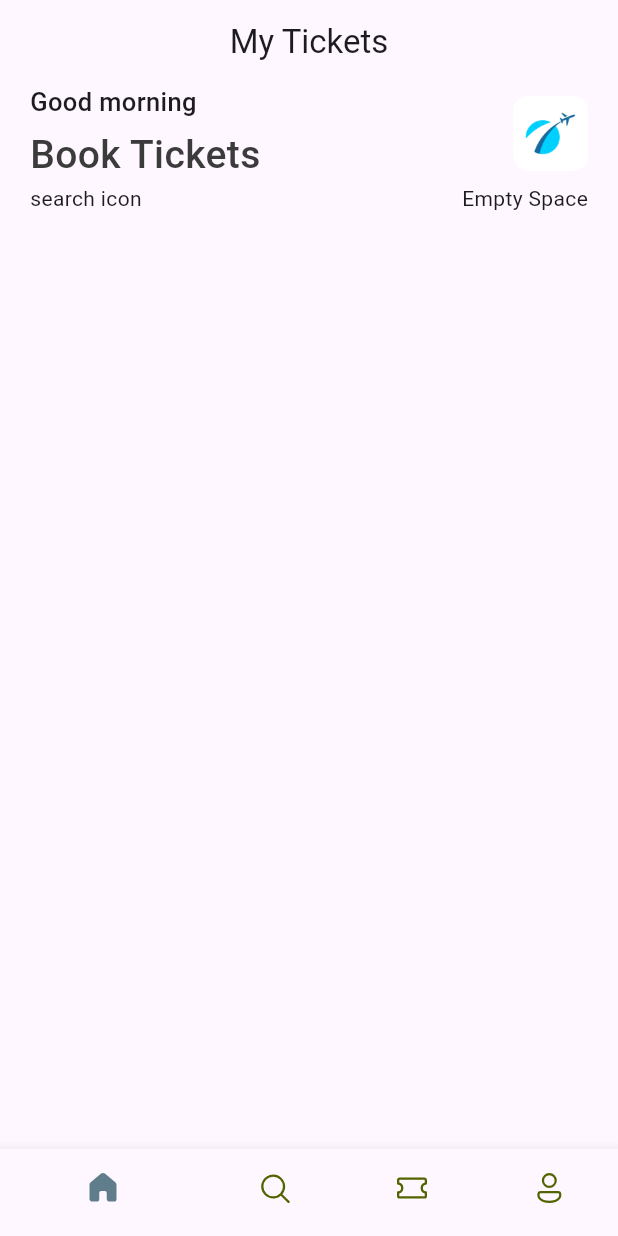
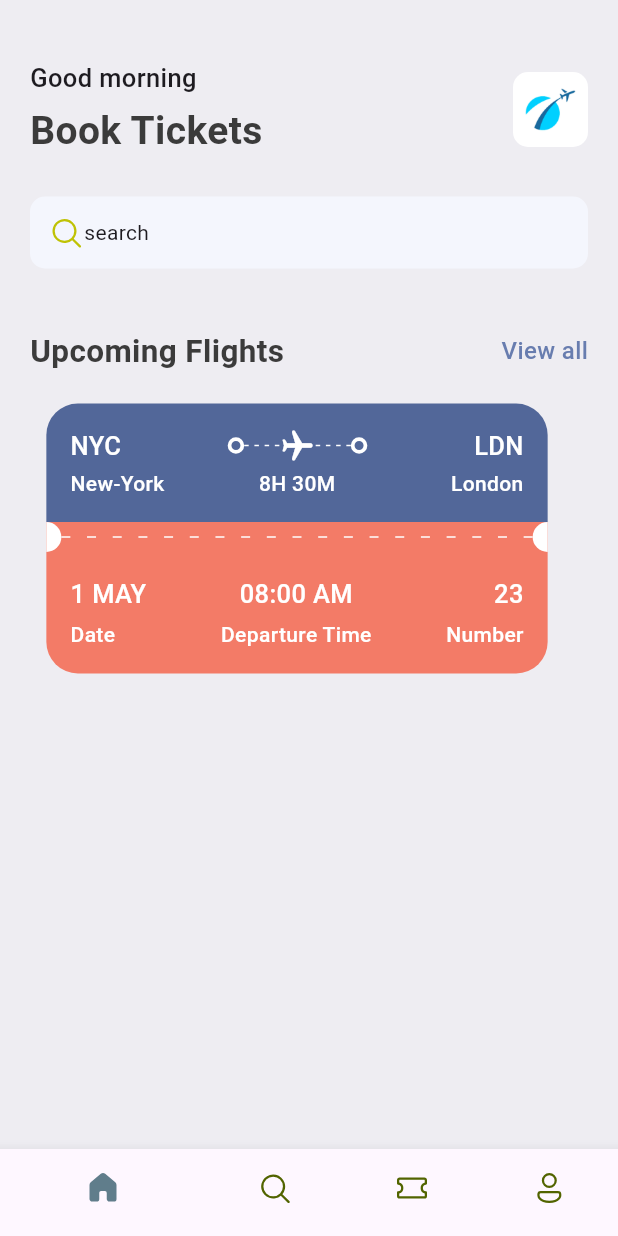
Before and after one commit to 9TaiLBeasT/ticket_app, a Flutter app: the screen it shows after launch, on a phone screen of 412 x 824 dp. Run offline on Flutter 3.47's test engine with Material 3 defaults, Android fonts, the phone set to English and light mode, and no system bars; our stand-ins replace fluentui_icons.

Commit message:
Code update

```diff
--- a/lib/Screens/home_screen.dart
+++ b/lib/Screens/home_screen.dart
@@ -1,5 +1,9 @@
+import 'package:fluentui_icons/fluentui_icons.dart';
 import 'package:flutter/material.dart';
-import 'package:ticket_app/res/styles/app_styles.dart';
+import 'package:ticket_app/base/Widgets/app_double_text.dart';
+import 'package:ticket_app/base/Widgets/ticket_view.dart';
+import 'package:ticket_app/base/res/media.dart';
+import 'package:ticket_app/base/res/styles/app_styles.dart';
 
 class HomeScreen extends StatelessWidget {
   const HomeScreen({super.key});
@@ -7,8 +11,12 @@ class HomeScreen extends StatelessWidget {
   @override
   Widget build(BuildContext context) {
     return Scaffold(
+      backgroundColor: AppStyles.bgColor,
       body: ListView(
         children: [
+          const SizedBox(
+            height: 40,
+          ),
           Container(
             padding: const EdgeInsets.symmetric(horizontal: 20),
             child: Column(
@@ -36,19 +44,46 @@ class HomeScreen extends StatelessWidget {
                       decoration: BoxDecoration(
                           borderRadius: BorderRadius.circular(10),
                           image: const DecorationImage(
-                              image: AssetImage("assets/images/logo.png"))),
+                              image: AssetImage(AppMedia.logo))),
                       height: 50,
                       width: 50,
                     )
                   ],
                 ),
-                const Row(
-                  mainAxisAlignment: MainAxisAlignment.spaceBetween,
-                  children: [Text("search icon"), Text("Empty Space")],
-                )
+                const SizedBox(
+                  height: 25,
+                ),
+                Container(
+                  padding:
+                      const EdgeInsets.symmetric(horizontal: 12, vertical: 12),
+                  decoration: BoxDecoration(
+                      borderRadius: BorderRadius.circular(10),
+                      color: const Color(0xfff4f6fd)),
+                  child: const Row(
+                    //mainAxisAlignment: MainAxisAlignment.spaceBetween,
+                    children: [
+                      Icon(
+                        FluentSystemIcons.ic_fluent_search_regular,
+                        color: Color(0xFFBFC205),
+                      ),
+                      Text("search"),
+                    ],
+                  ),
+                ),
+                const SizedBox(
+                  height: 40,
+                ),
+                const AppDoubleText(
+                  bigText: "Upcoming Flights",
+                  smallText: "View all",
+                ),
+                const SizedBox(
+                  height: 20,
+                ),
+                const TicketView(),
               ],
             ),
-          )
+          ),
         ],
       ),
     );
--- /dev/null
+++ b/lib/base/Widgets/app_column_text_layout.dart
@@ -0,0 +1,33 @@
+import 'package:flutter/material.dart';
+import 'package:ticket_app/base/Widgets/text_style_fourth.dart';
+import 'package:ticket_app/base/Widgets/text_style_third.dart';
+
+class AppColumnTextLayout extends StatelessWidget {
+  final String topText;
+  final String bottomText;
+  final CrossAxisAlignment align;
+  const AppColumnTextLayout(
+      {super.key,
+      required this.topText,
+      required this.bottomText,
+      this.align = CrossAxisAlignment.end});
+
+  @override
+  Widget build(BuildContext context) {
+    return Column(
+      crossAxisAlignment: align,
+      children: [
+        TextStyleThird(
+          text: topText,
+        ),
+        const SizedBox(
+          height: 5,
+        ),
+        TextStyleFourth(
+          text: bottomText,
+          align: TextAlign.start,
+        ),
+      ],
+    );
+  }
+}
--- /dev/null
+++ b/lib/base/Widgets/app_double_text.dart
@@ -0,0 +1,28 @@
+import 'package:flutter/material.dart';
+import 'package:ticket_app/base/res/styles/app_styles.dart';
+
+class AppDoubleText extends StatelessWidget {
+  const AppDoubleText(
+      {super.key, required this.bigText, required this.smallText});
+  final String bigText;
+  final String smallText;
+
+  @override
+  Widget build(BuildContext context) {
+    return Row(
+      mainAxisAlignment: MainAxisAlignment.spaceBetween,
+      children: [
+        Text(
+          bigText,
+          style: AppStyles.headLineStyle2,
+        ),
+        InkWell(
+          onTap: () {},
+          child: Text(smallText,
+              style:
+                  AppStyles.textStyle.copyWith(color: AppStyles.primaryColor)),
+        )
+      ],
+    );
+  }
+}
--- /dev/null
+++ b/lib/base/Widgets/app_layoutbuilder_widget.dart
@@ -0,0 +1,27 @@
+import 'package:flutter/material.dart';
+
+class AppLayoutbuilderWidget extends StatelessWidget {
+  final int randomDivider;
+  final double width;
+  const AppLayoutbuilderWidget(
+      {super.key, required this.randomDivider, this.width = 3});
+
+  @override
+  Widget build(BuildContext context) {
+    return LayoutBuilder(
+        builder: (BuildContext context, BoxConstraints constraints) {
+      return Flex(
+        mainAxisAlignment: MainAxisAlignment.spaceBetween,
+        direction: Axis.horizontal,
+        children: List.generate(
+            (constraints.constrainWidth() / randomDivider).floor(),
+            (index) => SizedBox(
+                  width: width,
+                  height: 1,
+                  child: const DecoratedBox(
+                      decoration: BoxDecoration(color: Colors.white)),
+                )),
+      );
+    });
+  }
+}
--- /dev/null
+++ b/lib/base/Widgets/big_circle.dart
@@ -0,0 +1,24 @@
+import 'package:flutter/material.dart';
+
+class BigCircle extends StatelessWidget {
+  final bool isRight;
+  const BigCircle({super.key, required this.isRight});
+
+  @override
+  Widget build(BuildContext context) {
+    return SizedBox(
+      height: 20,
+      width: 10,
+      child: DecoratedBox(
+          decoration: BoxDecoration(
+              color: Colors.white,
+              borderRadius: isRight == true
+                  ? const BorderRadius.only(
+                      topLeft: Radius.circular(10),
+                      bottomLeft: Radius.circular(10))
+                  : const BorderRadius.only(
+                      topRight: Radius.circular(10),
+                      bottomRight: Radius.circular(10)))),
+    );
+  }
+}
--- /dev/null
+++ b/lib/base/Widgets/big_dot.dart
@@ -0,0 +1,15 @@
+import 'package:flutter/material.dart';
+
+class BigDot extends StatelessWidget {
+  const BigDot({super.key});
+
+  @override
+  Widget build(BuildContext context) {
+    return Container(
+      padding: EdgeInsets.all(3),
+      decoration: BoxDecoration(
+          border: Border.all(width: 2.5, color: Colors.white),
+          borderRadius: BorderRadius.circular(26)),
+    );
+  }
+}
--- /dev/null
+++ b/lib/base/Widgets/text_style_fourth.dart
@@ -0,0 +1,17 @@
+import 'package:flutter/material.dart';
+import 'package:ticket_app/base/res/styles/app_styles.dart';
+
+class TextStyleFourth extends StatelessWidget {
+  final String text;
+  final TextAlign align;
+  const TextStyleFourth({super.key, required this.text, this.align=TextAlign.end});
+
+  @override
+  Widget build(BuildContext context) {
+    return Text(
+      text,
+      textAlign: align,
+      style: AppStyles.headLineStyle4.copyWith(color: Colors.white),
+    );
+  }
+}
--- /dev/null
+++ b/lib/base/Widgets/text_style_third.dart
@@ -0,0 +1,15 @@
+import 'package:flutter/material.dart';
+import 'package:ticket_app/base/res/styles/app_styles.dart';
+
+class TextStyleThird extends StatelessWidget {
+  final String text;
+  const TextStyleThird({super.key, required this.text});
+
+  @override
+  Widget build(BuildContext context) {
+    return Text(
+      text,
+      style: AppStyles.headLineStyle3.copyWith(color: Colors.white),
+    );
+  }
+}
--- /dev/null
+++ b/lib/base/Widgets/ticket_view.dart
@@ -0,0 +1,151 @@
+import 'package:flutter/material.dart';
+import 'package:ticket_app/base/Widgets/app_column_text_layout.dart';
+import 'package:ticket_app/base/Widgets/app_layoutbuilder_widget.dart';
+import 'package:ticket_app/base/Widgets/big_circle.dart';
+import 'package:ticket_app/base/Widgets/big_dot.dart';
+import 'package:ticket_app/base/Widgets/text_style_fourth.dart';
+import 'package:ticket_app/base/Widgets/text_style_third.dart';
+import 'package:ticket_app/base/res/styles/app_styles.dart';
+
+class TicketView extends StatelessWidget {
+  const TicketView({super.key});
+
+  @override
+  Widget build(BuildContext context) {
+    final size = MediaQuery.of(context).size;
+
+    return SizedBox(
+      width: size.width * 0.85,
+      height: 189,
+      child: Container(
+        margin: const EdgeInsets.only(right: 16),
+        child: Column(
+          children: [
+            Container(
+              padding: const EdgeInsets.all(16),
+              decoration: BoxDecoration(
+                  color: AppStyles.ticketBlue,
+                  borderRadius: const BorderRadius.only(
+                      topLeft: Radius.circular(21),
+                      topRight: Radius.circular(21))),
+              child: Column(
+                children: [
+                  Row(
+                    children: [
+                      const TextStyleThird(
+                        text: "NYC",
+                      ),
+                      Expanded(child: Container()),
+                      const BigDot(),
+                      Expanded(
+                          child: Stack(
+                        children: [
+                          const SizedBox(
+                            height: 24,
+                            child: AppLayoutbuilderWidget(
+                              randomDivider: 6,
+                            ),
+                          ),
+                          Center(
+                            child: Transform.rotate(
+                              angle: 1.57,
+                              child: const Icon(
+                                Icons.local_airport_rounded,
+                                color: Colors.white,
+                              ),
+                            ),
+                          )
+                        ],
+                      )),
+                      const BigDot(),
+                      Expanded(child: Container()),
+                      Text(
+                        "LDN",
+                        style: AppStyles.headLineStyle3
+                            .copyWith(color: Colors.white),
+                      )
+                    ],
+                  ),
+                  const SizedBox(
+                    height: 3,
+                  ),
+                  Row(
+                    children: [
+                      const SizedBox(
+                        width: 100,
+                        child: TextStyleFourth(
+                          text: "New-York",
+                          align: TextAlign.start,
+                        ),
+                      ),
+                      Expanded(child: Container()),
+                      const TextStyleFourth(
+                        text: "8H 30M",
+                      ),
+                      Expanded(child: Container()),
+                      const SizedBox(
+                        width: 100,
+                        child: TextStyleFourth(
+                          text: "London",
+                        ),
+                      )
+                    ],
+                  ),
+                ],
+              ),
+            ),
+            Container(
+              color: AppStyles.ticketOrange,
+              child: const Row(
+                children: [
+                  BigCircle(
+                    isRight: false,
+                  ),
+                  Expanded(
+                      child: AppLayoutbuilderWidget(
+                    randomDivider: 16,
+                    width: 6,
+                  )),
+                  BigCircle(
+                    isRight: true,
+                  ),
+                ],
+              ),
+            ),
+            Container(
+              padding: const EdgeInsets.all(16),
+              decoration: BoxDecoration(
+                  color: AppStyles.ticketOrange,
+                  borderRadius: const BorderRadius.only(
+                      bottomLeft: Radius.circular(21),
+                      bottomRight: Radius.circular(21))),
+              child: const Column(
+                children: [
+                  Row(
+                    mainAxisAlignment: MainAxisAlignment.spaceBetween,
+                    children: [
+                      AppColumnTextLayout(
+                        align: CrossAxisAlignment.start,
+                        topText: "1 MAY",
+                        bottomText: "Date",
+                      ),
+                      AppColumnTextLayout(
+                        align: CrossAxisAlignment.center,
+                        topText: "08:00 AM",
+                        bottomText: "Departure Time",
+                      ),
+                      AppColumnTextLayout(
+                        topText: "23",
+                        bottomText: "Number",
+                      ),
+                    ],
+                  ),
+                ],
+              ),
+            ),
+          ],
+        ),
+      ),
+    );
+  }
+}
--- a/lib/base/bottom_nav_bar.dart
+++ b/lib/base/bottom_nav_bar.dart
@@ -28,9 +28,6 @@ class _BottomNavBarState extends State<BottomNavBar> {
   @override
   Widget build(BuildContext context) {
     return Scaffold(
-      appBar: AppBar(
-        title: const Center(child: Text("My Tickets")),
-      ),
       body: appScreens[_selectedIndex],
       bottomNavigationBar: BottomNavigationBar(
         currentIndex: _selectedIndex,
--- /dev/null
+++ b/lib/base/res/media.dart
@@ -0,0 +1,4 @@
+class AppMedia {
+  static const _baseImage = "assets/images";
+  static const logo = '$_baseImage/logo.png';
+}
--- /dev/null
+++ b/lib/base/res/styles/app_styles.dart
@@ -0,0 +1,22 @@
+import 'package:flutter/material.dart';
+
+Color primary = const Color(0xFF687daf);
+
+class AppStyles {
+  static Color primaryColor = primary;
+  static Color bgColor = const Color(0xFFeeedf2);
+  static Color textColor = const Color(0xFF3b3b3b);
+  static Color ticketBlue = const Color(0xFF526799);
+  static Color ticketOrange = const Color(0xFFF37B67);
+
+  static TextStyle textStyle =
+      TextStyle(fontSize: 16, fontWeight: FontWeight.w500, color: textColor);
+  static TextStyle headLineStyle1 =
+      TextStyle(fontSize: 26, fontWeight: FontWeight.bold, color: textColor);
+  static TextStyle headLineStyle2 =
+      TextStyle(fontSize: 21, fontWeight: FontWeight.bold, color: textColor);
+  static TextStyle headLineStyle3 =
+      const TextStyle(fontSize: 17, fontWeight: FontWeight.w500);
+  static TextStyle headLineStyle4 =
+      const TextStyle(fontSize: 14, fontWeight: FontWeight.w500);
+}
--- a/lib/main.dart
+++ b/lib/main.dart
@@ -10,9 +10,6 @@ class MyApp extends StatelessWidget {
 
   @override
   Widget build(BuildContext context) {
-    return MaterialApp(
-        title: 'Flutter Demo',
-        theme: ThemeData(),
-        home: BottomNavBar());
+    return const MaterialApp(debugShowCheckedModeBanner: false, home: BottomNavBar());
   }
 }
--- a/lib/res/media.dart
+++ /dev/null
@@ -1 +0,0 @@
-import 'package:flutter/material.dart';
--- a/lib/res/styles/app_styles.dart
+++ /dev/null
@@ -1,13 +0,0 @@
-import 'package:flutter/material.dart';
-
-Color primary = const Color(0xFF687daf);
-
-class AppStyles {
-  static Color primaryColor = primary;
-  static Color textColor = const Color(0xFF3b3b3b);
-
-  static TextStyle headLineStyle1 = TextStyle(
-      fontSize: 26, fontWeight: FontWeight.w500, color: textColor);
-  static TextStyle headLineStyle3 = const TextStyle(
-      fontSize: 17, fontWeight: FontWeight.w500);
-}
```
Also changed, not shown: lib/base/utils/all_json.dart (added).
